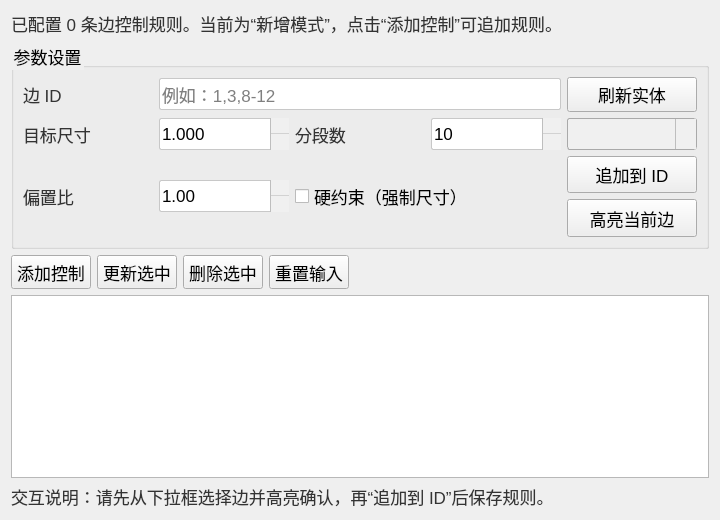
The window that plugins/Base_Mesh/MeshEdgeControlWidget.ui (asd977/base_cae) describes before a commit, drawn with Qt 5.
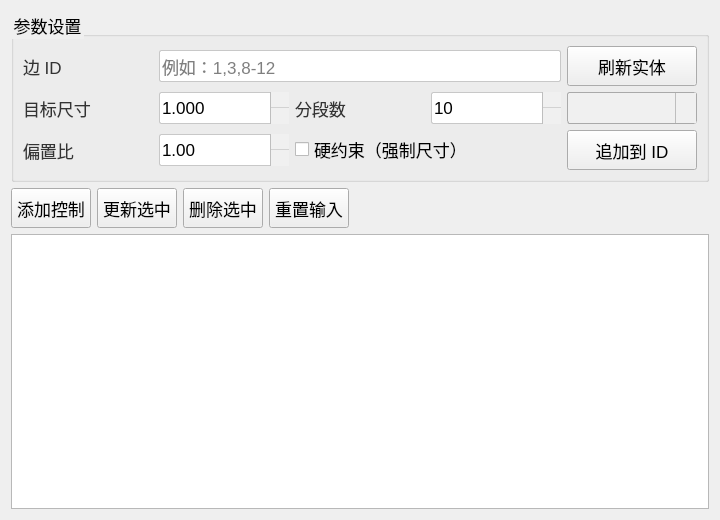
The same window after the commit. Icons and pictures are not drawn. Custom widgets are drawn as their Qt base class.

Commit message: Mesh control UI: remove summary/hint and enable hover highlight via CustomComboBox

Diff of the .ui file:
```diff
--- a/plugins/Base_Mesh/MeshEdgeControlWidget.ui
+++ b/plugins/Base_Mesh/MeshEdgeControlWidget.ui
@@ -112,16 +112,6 @@
 </string>
   </property>
   <layout class="QVBoxLayout" name="verticalLayout">
-   <item>
-    <widget class="QLabel" name="labelSummary">
-     <property name="text">
-      <string>已配置 0 条边控制规则。当前为“新增模式”，点击“添加控制”可追加规则。</string>
-     </property>
-     <property name="wordWrap">
-      <bool>true</bool>
-     </property>
-    </widget>
-   </item>
    <item>
     <widget class="QGroupBox" name="groupBoxInput">
      <property name="title">
@@ -153,7 +143,6 @@
       <item row="2" column="4">
        <layout class="QVBoxLayout" name="verticalLayoutEntityBtns">
         <item><widget class="QPushButton" name="btnAppendEntity"><property name="text"><string>追加到 ID</string></property></widget></item>
-        <item><widget class="QPushButton" name="btnHighlightEntity"><property name="text"><string>高亮当前边</string></property></widget></item>
        </layout>
       </item>
       <item row="1" column="0">
@@ -283,18 +272,15 @@
    <item>
     <widget class="QTableWidget" name="tableControls"/>
    </item>
-   <item>
-    <widget class="QLabel" name="labelHint">
-     <property name="text">
-      <string>交互说明：请先从下拉框选择边并高亮确认，再“追加到 ID”后保存规则。</string>
-     </property>
-     <property name="wordWrap">
-      <bool>true</bool>
-     </property>
-    </widget>
-   </item>
   </layout>
  </widget>
+ <customwidgets>
+ <customwidget>
+  <class>CustomComboBox</class>
+  <extends>QComboBox</extends>
+  <header>CustomComboBox.h</header>
+ </customwidget>
+</customwidgets>
  <resources/>
  <connections/>
 </ui>
```
Left out of the diff: 2 changed lines with no effect on the pictures. The commit also changes 8 other files.
